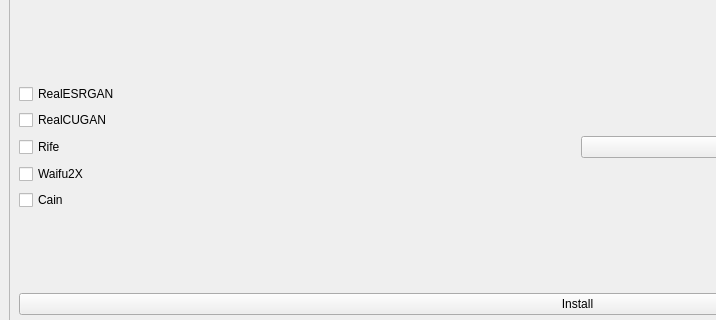
Before: the Qt Designer form src/getModels/SelectAI.ui in TNTwise/REAL-Video-Enhancer, drawn with Qt 5; both pictures show x 0 to 716 and y 115 to 435 of the 1155 by 645 pixel window.
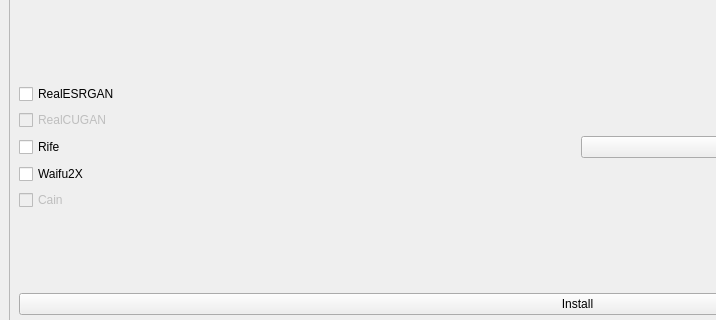
After: the same form once the commit is applied.

```diff
--- a/src/getModels/SelectAI.ui
+++ b/src/getModels/SelectAI.ui
@@ -91,6 +91,9 @@
          </item>
          <item row="3" column="0">
           <widget class="QCheckBox" name="RealCUGANCheckBox">
+           <property name="enabled">
+            <bool>false</bool>
+           </property>
            <property name="text">
             <string>RealCUGAN</string>
            </property>
@@ -105,6 +108,9 @@
          </item>
          <item row="7" column="0">
           <widget class="QCheckBox" name="CainCheckBox">
+           <property name="enabled">
+            <bool>false</bool>
+           </property>
            <property name="text">
             <string>Cain</string>
            </property>
```
